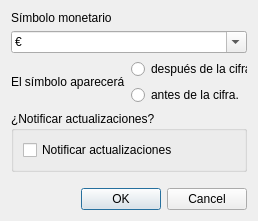
This is config.ui in RafaelGC/EasyReceipt as Qt 5 draws it before an edit. The edited form follows.
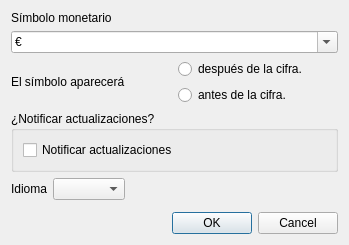
This is the edited form.

Patch:
```diff
--- a/config.ui
+++ b/config.ui
@@ -6,8 +6,8 @@
    <rect>
     <x>0</x>
     <y>0</y>
-    <width>258</width>
-    <height>221</height>
+    <width>349</width>
+    <height>245</height>
    </rect>
   </property>
   <property name="minimumSize">
@@ -100,6 +100,46 @@
      </layout>
     </widget>
    </item>
+   <item>
+    <layout class="QHBoxLayout" name="horizontalLayout_2">
+     <item>
+      <widget class="QLabel" name="label_3">
+       <property name="sizePolicy">
+        <sizepolicy hsizetype="Maximum" vsizetype="Preferred">
+         <horstretch>0</horstretch>
+         <verstretch>0</verstretch>
+        </sizepolicy>
+       </property>
+       <property name="text">
+        <string>Idioma</string>
+       </property>
+      </widget>
+     </item>
+     <item>
+      <widget class="QComboBox" name="language">
+       <property name="sizePolicy">
+        <sizepolicy hsizetype="Maximum" vsizetype="Fixed">
+         <horstretch>0</horstretch>
+         <verstretch>0</verstretch>
+        </sizepolicy>
+       </property>
+      </widget>
+     </item>
+     <item>
+      <spacer name="horizontalSpacer">
+       <property name="orientation">
+        <enum>Qt::Horizontal</enum>
+       </property>
+       <property name="sizeHint" stdset="0">
+        <size>
+         <width>40</width>
+         <height>20</height>
+        </size>
+       </property>
+      </spacer>
+     </item>
+    </layout>
+   </item>
    <item>
     <spacer name="verticalSpacer">
      <property name="orientation">
```
